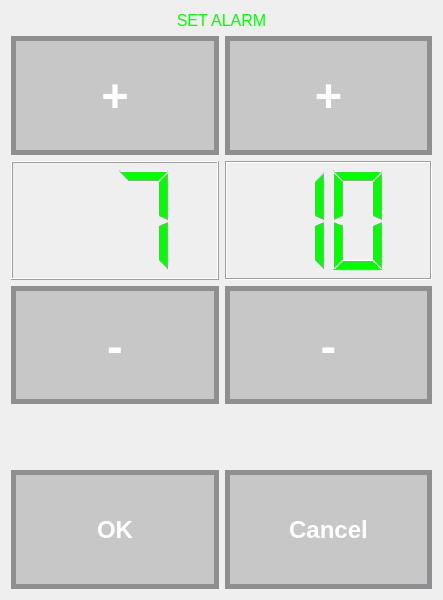
First picture: the form in iDom_Client/setalarm.ui, repository cyniu88/QT_kurs, before the edit.
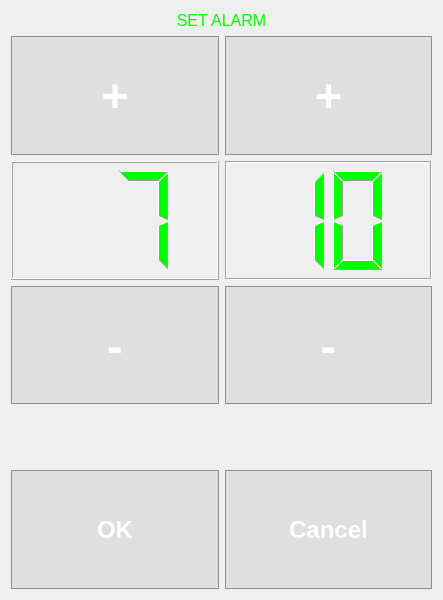
Second picture: the form after the edit. Custom widgets are drawn as their Qt base class.

What changed in the file:
```diff
--- a/iDom_Client/setalarm.ui
+++ b/iDom_Client/setalarm.ui
@@ -74,8 +74,8 @@
        </property>
        <property name="styleSheet">
         <string notr="true">QPushButton {
-background-color: rgb(158, 158, 158,125);
- border: 5px solid #8f8f91;
+background-color: rgb(158, 158, 158,50);
+border: 1px solid #8f8f91;
 border-radius: 0px;
 color:white;
 }
@@ -108,8 +108,8 @@
        </property>
        <property name="styleSheet">
         <string notr="true">QPushButton {
-background-color: rgb(158, 158, 158,125);
- border: 5px solid #8f8f91;
+background-color: rgb(158, 158, 158,50);
+border: 1px solid #8f8f91;
 border-radius: 0px;
 color:white;
 }
@@ -228,8 +228,8 @@
        </property>
        <property name="styleSheet">
         <string notr="true">QPushButton {
-background-color: rgb(158, 158, 158,125);
- border: 5px solid #8f8f91;
+background-color: rgb(158, 158, 158,50);
+border: 1px solid #8f8f91;
 border-radius: 0px;
 color:white;
 }
@@ -268,8 +268,8 @@
        </property>
        <property name="styleSheet">
         <string notr="true">QPushButton {
-background-color: rgb(158, 158, 158,125);
- border: 5px solid #8f8f91;
+background-color: rgb(158, 158, 158,50);
+border: 1px solid #8f8f91;
 border-radius: 0px;
 color:white;
 }
@@ -342,8 +342,8 @@
        </property>
        <property name="styleSheet">
         <string notr="true">QPushButton {
-background-color: rgb(158, 158, 158,125);
- border: 5px solid #8f8f91;
+background-color: rgb(158, 158, 158,50);
+border: 1px solid #8f8f91;
 border-radius: 0px;
 color:white;
 }
@@ -374,8 +374,8 @@
        </property>
        <property name="styleSheet">
         <string notr="true">QPushButton {
-background-color: rgb(158, 158, 158,125);
- border: 5px solid #8f8f91;
+background-color: rgb(158, 158, 158,50);
+border: 1px solid #8f8f91;
 border-radius: 0px;
 color:white;
 }
```
